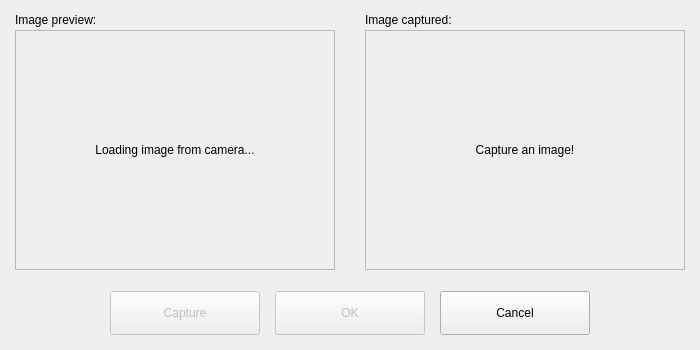
Qt form captureWebcamWindow.ui (dawn0123/image_feature_detector) before a commit.
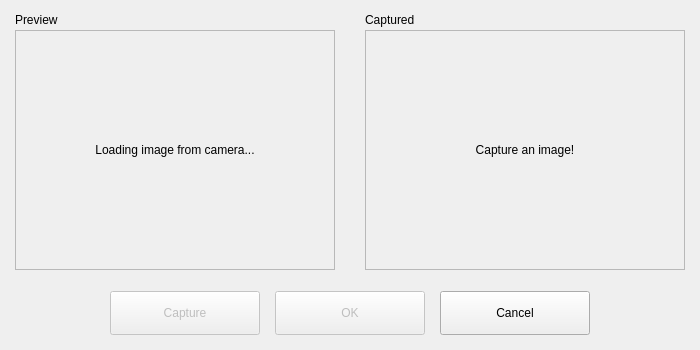
The same form after that commit. Icons and pictures are not drawn.

```diff
--- a/captureWebcamWindow.ui
+++ b/captureWebcamWindow.ui
@@ -70,7 +70,7 @@
         </size>
        </property>
        <property name="text">
-        <string>Image preview:</string>
+        <string>Preview</string>
        </property>
       </widget>
      </item>
@@ -102,7 +102,7 @@
         </size>
        </property>
        <property name="text">
-        <string>Image captured:</string>
+        <string>Captured</string>
        </property>
       </widget>
      </item>
```
Left out of the diff: 2 changed lines with no effect on the pictures.
